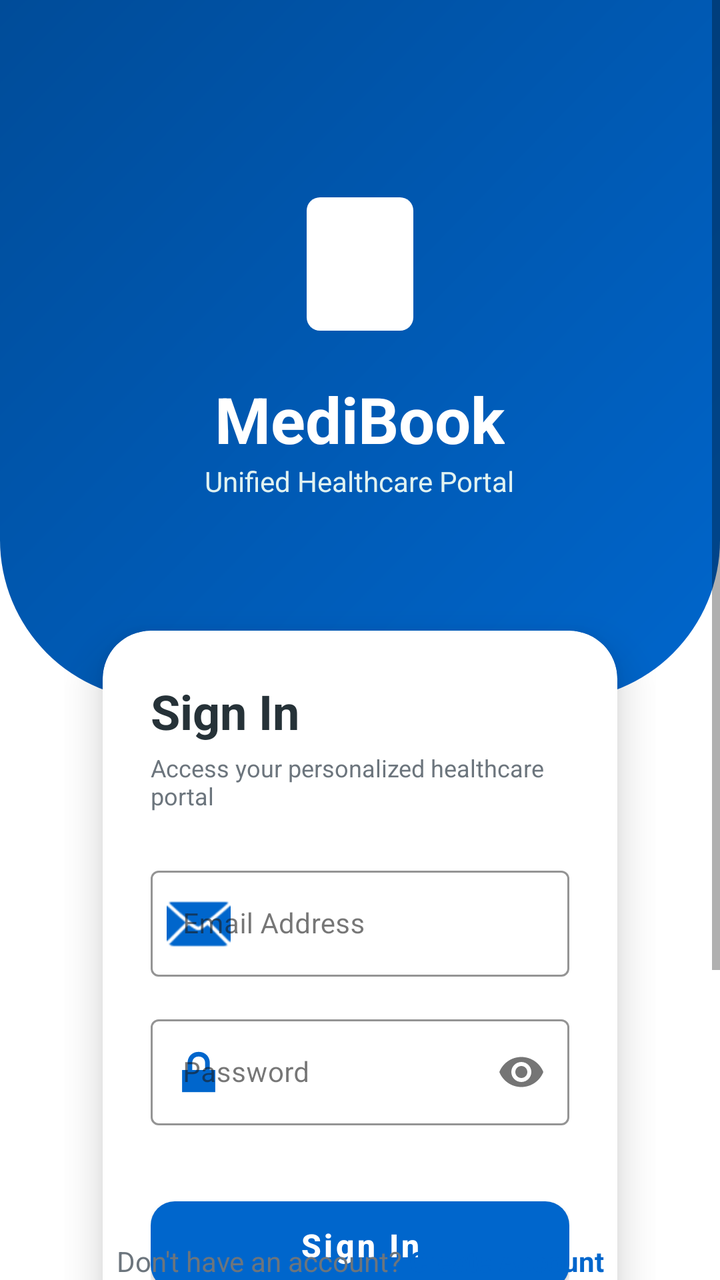
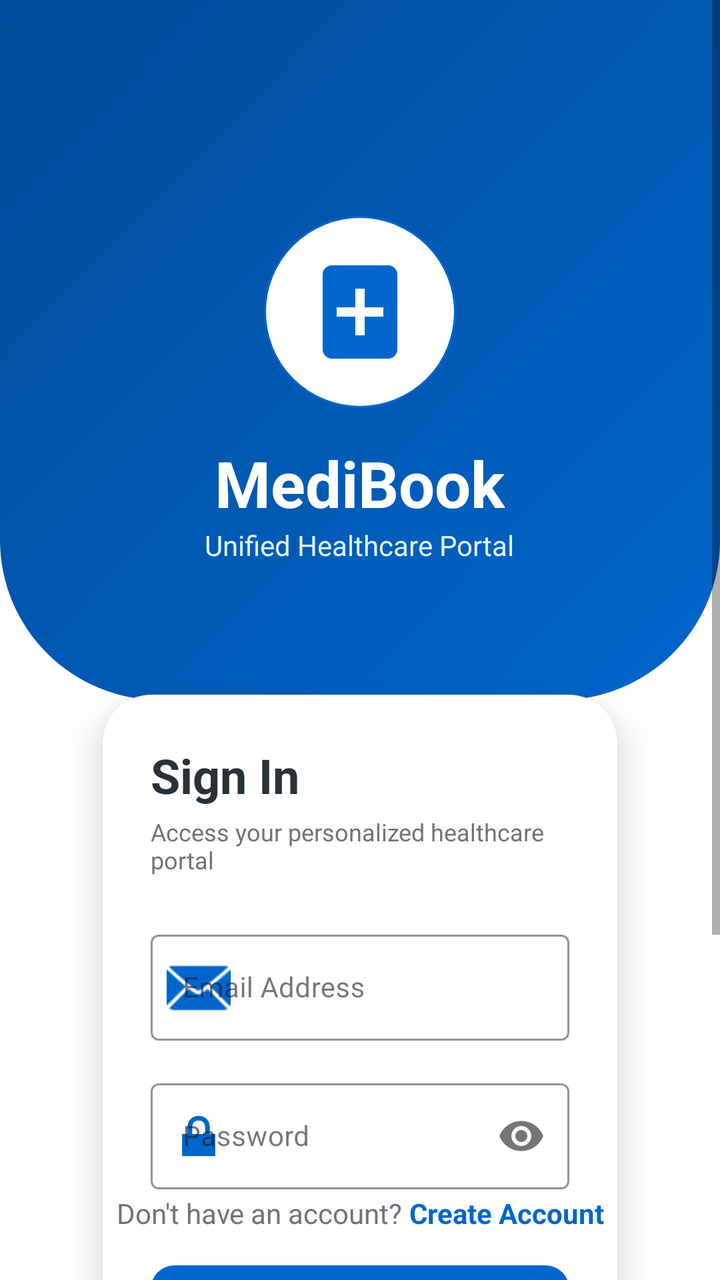

Two renders of the same Android screen: before a commit and after it. Below are the layout's source before the change and the commit's diff.
<!-- AndroidManifest.xml: application theme Theme.MediBook -->
<!-- res/layout/activity_unified_login.xml -->
<?xml version="1.0" encoding="utf-8"?>
<androidx.constraintlayout.widget.ConstraintLayout xmlns:android="http://schemas.android.com/apk/res/android" xmlns:app="http://schemas.android.com/apk/res-auto" xmlns:tools="http://schemas.android.com/tools" android:layout_width="match_parent" android:layout_height="match_parent" android:background="#FFFFFF">

  
  <View android:id="@+id/bg_accent" android:layout_width="match_parent" android:layout_height="350dp" android:background="@drawable/bg_login_header" app:layout_constraintTop_toTopOf="parent" />

  <ScrollView android:layout_width="match_parent" android:layout_height="match_parent" android:fillViewport="true">

    <LinearLayout android:layout_width="match_parent" android:layout_height="wrap_content" android:orientation="vertical" android:padding="32dp">

      <Space android:layout_width="match_parent" android:layout_height="60dp" />

      
      <ImageView android:id="@+id/logo" android:layout_width="80dp" android:layout_height="80dp" android:layout_gravity="center" android:src="@drawable/ic_medical_kit" android:tint="#FFFFFF" app:tint="#FFFFFF" />

      <TextView android:layout_width="wrap_content" android:layout_height="wrap_content" android:layout_gravity="center" android:layout_marginTop="16dp" android:text="MediBook" android:textColor="#FFFFFF" android:textSize="32sp" android:textStyle="bold" />

      <TextView android:layout_width="wrap_content" android:layout_height="wrap_content" android:layout_gravity="center" android:text="Unified Healthcare Portal" android:textColor="#E0F2F1" android:textSize="14sp" />

      
      <androidx.cardview.widget.CardView android:layout_width="match_parent" android:layout_height="wrap_content" android:layout_marginTop="40dp" app:cardCornerRadius="24dp" app:cardElevation="12dp" app:cardUseCompatPadding="true">

        <LinearLayout android:layout_width="match_parent" android:layout_height="wrap_content" android:orientation="vertical" android:padding="24dp">

          <TextView android:layout_width="wrap_content" android:layout_height="wrap_content" android:text="Sign In" android:textColor="#263238" android:textSize="24sp" android:textStyle="bold" />

          <TextView android:layout_width="wrap_content" android:layout_height="wrap_content" android:layout_marginTop="4dp" android:text="Access your personalized healthcare portal" android:textColor="@color/text_secondary" android:textSize="12sp" />

          
          <com.google.android.material.textfield.TextInputLayout style="@style/Widget.MaterialComponents.TextInputLayout.OutlinedBox" android:layout_width="match_parent" android:layout_height="wrap_content" android:layout_marginTop="24dp" android:hint="Email Address" app:boxStrokeColor="@color/primary_blue" app:hintTextColor="@color/primary_blue" app:startIconDrawable="@android:drawable/ic_dialog_email" app:startIconTint="@color/primary_blue">

            <com.google.android.material.textfield.TextInputEditText android:id="@+id/email_edit_text" android:layout_width="match_parent" android:layout_height="wrap_content" android:inputType="textEmailAddress" android:textSize="14sp" />
          </com.google.android.material.textfield.TextInputLayout>

          
          <com.google.android.material.textfield.TextInputLayout style="@style/Widget.MaterialComponents.TextInputLayout.OutlinedBox" android:layout_width="match_parent" android:layout_height="wrap_content" android:layout_marginTop="16dp" android:hint="Password" app:boxStrokeColor="@color/primary_blue" app:hintTextColor="@color/primary_blue" app:passwordToggleEnabled="true" app:startIconDrawable="@android:drawable/ic_lock_lock" app:startIconTint="@color/primary_blue">

            <com.google.android.material.textfield.TextInputEditText android:id="@+id/password_edit_text" android:layout_width="match_parent" android:layout_height="wrap_content" android:inputType="textPassword" android:textSize="14sp" />
          </com.google.android.material.textfield.TextInputLayout>

          
          <com.google.android.material.button.MaterialButton android:id="@+id/login_button" android:layout_width="match_parent" android:layout_height="56dp" android:layout_marginTop="32dp" android:text="Sign In" android:textAllCaps="false" android:textSize="16sp" android:textStyle="bold" app:backgroundTint="@color/primary_blue" app:cornerRadius="12dp" android:textColor="@color/white" />

          
          <LinearLayout android:layout_width="match_parent" android:layout_height="wrap_content" android:layout_marginTop="20dp" android:gravity="center" android:orientation="horizontal">

            <View android:layout_width="0dp" android:layout_height="1dp" android:layout_weight="1" android:background="#ECEFF1" />

            <TextView android:layout_width="wrap_content" android:layout_height="wrap_content" android:layout_marginStart="16dp" android:layout_marginEnd="16dp" android:text="OR" android:textColor="#B0BEC5" android:textSize="12sp" />

            <View android:layout_width="0dp" android:layout_height="1dp" android:layout_weight="1" android:background="#ECEFF1" />
          </LinearLayout>

          
          <com.google.android.material.button.MaterialButton android:id="@+id/google_login_button" style="@style/Widget.MaterialComponents.Button.OutlinedButton" android:layout_width="match_parent" android:layout_height="56dp" android:layout_marginTop="20dp" android:text="Continue with Google" android:textAllCaps="false" android:textColor="#455A64" app:cornerRadius="12dp" app:icon="@drawable/ic_google" app:iconGravity="textStart" app:iconTint="@null" app:strokeColor="#ECEFF1" />

        </LinearLayout>
      </androidx.cardview.widget.CardView>

    </LinearLayout>
  </ScrollView>

  
  <LinearLayout android:layout_width="wrap_content" android:layout_height="wrap_content" android:layout_gravity="center" android:layout_marginTop="24dp" android:orientation="horizontal" android:gravity="center" app:layout_constraintBottom_toBottomOf="parent" app:layout_constraintStart_toStartOf="parent" app:layout_constraintEnd_toEndOf="parent">

    <TextView android:layout_width="wrap_content" android:layout_height="wrap_content" android:text="Don't have an account? " android:textColor="@color/text_secondary" android:textSize="14sp" />

    <TextView android:id="@+id/signup_redirect" android:layout_width="wrap_content" android:layout_height="wrap_content" android:text="Create Account" android:textColor="@color/primary_blue" android:textSize="14sp" android:textStyle="bold" />
  </LinearLayout>

  
  <FrameLayout android:id="@+id/progress_overlay" android:layout_width="match_parent" android:layout_height="match_parent" android:background="#80FFFFFF" android:clickable="true" android:focusable="true" android:visibility="gone" app:layout_constraintBottom_toBottomOf="parent" app:layout_constraintEnd_toEndOf="parent" app:layout_constraintStart_toStartOf="parent" app:layout_constraintTop_toTopOf="parent">

    <ProgressBar android:layout_width="wrap_content" android:layout_height="wrap_content" android:layout_gravity="center" android:indeterminateTint="#10B981" />
  </FrameLayout>

</androidx.constraintlayout.widget.ConstraintLayout>
<!-- resources referenced by this layout -->
<resources>
  <color name="primary_blue">#0066CC</color>
  <color name="text_secondary">#6C757D</color>
  <color name="white">#FFFFFFFF</color>
  <!-- drawable bg_login_header (drawable) -->
  <?xml version="1.0" encoding="utf-8"?>
  <shape xmlns:android="http://schemas.android.com/apk/res/android" android:shape="rectangle">
    <gradient android:angle="135" android:endColor="@color/primary_dark" android:startColor="@color/primary_blue" android:type="linear" />
    <corners android:bottomLeftRadius="80dp" android:bottomRightRadius="80dp" />
  </shape>
  <!-- drawable ic_google (drawable) -->
  <vector xmlns:android="http://schemas.android.com/apk/res/android"
      android:width="24dp"
      android:height="24dp"
      android:viewportWidth="24"
      android:viewportHeight="24">
      <path
          android:fillColor="#4285F4"
          android:pathData="M22.56,12.25c0,-0.78 -0.07,-1.53 -0.2,-2.25H12v4.26h5.92c-0.26,1.37 -1.04,2.53 -2.21,3.31v2.77h3.57c2.08,-1.92 3.28,-4.74 3.28,-8.09z"/>
      <path
          android:fillColor="#34A853"
          android:pathData="M12,23c2.97,0 5.46,-0.98 7.28,-2.66l-3.57,-2.77c-0.98,0.66 -2.23,1.06 -3.71,1.06 -2.86,0 -5.29,-1.93 -6.16,-4.53H2.18v2.84C3.99,20.53 7.7,23 12,23z"/>
      <path
          android:fillColor="#FBBC05"
          android:pathData="M5.84,14.09c-0.22,-0.66 -0.35,-1.36 -0.35,-2.09s0.13,-1.43 0.35,-2.09V7.07H2.18C1.43,8.55 1,10.22 1,12s0.43,3.45 1.18,4.93l2.85,-2.22 0.81,-0.62z"/>
      <path
          android:fillColor="#EA4335"
          android:pathData="M12,5.38c1.62,0 3.06,0.56 4.21,1.64l3.15,-3.15C17.45,2.09 14.97,1 12,1 7.7,1 3.99,3.47 2.18,7.07l3.66,2.84c0.87,-2.6 3.3,-4.53 6.16,-4.53z"/>
  </vector>
  <!-- drawable ic_medical_kit (drawable) -->
  <vector xmlns:android="http://schemas.android.com/apk/res/android"
      android:width="120dp"
      android:height="120dp"
      android:viewportWidth="24"
      android:viewportHeight="24">
      
      
      <path
          android:fillColor="#0066CC"
          android:pathData="M6,2L18,2A2,2 0,0 1,20 4L20,20A2,2 0,0 1,18 22L6,22A2,2 0,0 1,4 20L4,4A2,2 0,0 1,6 2z"/>
      
      
      <path
          android:fillColor="#FFFFFF"
          android:pathData="M11,7h2v4h4v2h-4v4h-2v-4H7v-2h4z"/>
      
      
      <path
          android:fillColor="#0066CC"
          android:pathData="M9,2h6v2h-6z"/>
  </vector>
  <style name="Theme.MediBook" parent="Theme.MaterialComponents.Light.NoActionBar">
          
          <item name="colorPrimary">@color/primary_blue</item>
          <item name="colorPrimaryVariant">@color/primary_dark</item>
          <item name="colorOnPrimary">@color/white</item>
          
          
          <item name="colorSecondary">@color/teal_200</item>
          <item name="colorSecondaryVariant">@color/teal_700</item>
          <item name="colorOnSecondary">@color/black</item>
          
          
          <item name="android:statusBarColor">@color/primary_dark</item>
          <item name="android:windowLightStatusBar" tools:targetApi="m">true</item>
          
          
          <item name="android:windowBackground">@color/background_light</item>
          <item name="colorSurface">@color/surface</item>
          <item name="colorOnSurface">@color/text_dark</item>
      </style>
  <color name="primary_dark">#004C99</color>
  <color name="teal_200">#FF03DAC5</color>
  <color name="teal_700">#FF018786</color>
  <color name="black">#FF000000</color>
  <color name="background_light">#F8F9FA</color>
  <color name="surface">#FFFFFF</color>
  <color name="text_dark">#1A1A1A</color>
</resources>

<!-- the commit's change to res/layout/activity_unified_login.xml (unified diff, before → after) -->
@@ -11,7 +11,16 @@
       <Space android:layout_width="match_parent" android:layout_height="60dp" />
 
       
-      <ImageView android:id="@+id/logo" android:layout_width="80dp" android:layout_height="80dp" android:layout_gravity="center" android:src="@drawable/ic_medical_kit" android:tint="#FFFFFF" app:tint="#FFFFFF" />
+      <ImageView
+          android:id="@+id/logo"
+          android:layout_width="96dp"
+          android:layout_height="96dp"
+          android:layout_gravity="center"
+          android:layout_marginTop="16dp"
+          android:padding="20dp"
+          android:background="@drawable/bg_logo_circle"
+          android:contentDescription="@string/login_logo_description"
+          android:src="@drawable/ic_medical_kit" />
 
       <TextView android:layout_width="wrap_content" android:layout_height="wrap_content" android:layout_gravity="center" android:layout_marginTop="16dp" android:text="MediBook" android:textColor="#FFFFFF" android:textSize="32sp" android:textStyle="bold" />
 
@@ -61,7 +70,7 @@
   </ScrollView>
 
   
-  <LinearLayout android:layout_width="wrap_content" android:layout_height="wrap_content" android:layout_gravity="center" android:layout_marginTop="24dp" android:orientation="horizontal" android:gravity="center" app:layout_constraintBottom_toBottomOf="parent" app:layout_constraintStart_toStartOf="parent" app:layout_constraintEnd_toEndOf="parent">
+  <LinearLayout android:layout_width="wrap_content" android:layout_height="wrap_content" android:layout_gravity="center" android:layout_marginBottom="24dp" android:orientation="horizontal" android:gravity="center" app:layout_constraintBottom_toBottomOf="parent" app:layout_constraintStart_toStartOf="parent" app:layout_constraintEnd_toEndOf="parent">
 
     <TextView android:layout_width="wrap_content" android:layout_height="wrap_content" android:text="Don't have an account? " android:textColor="@color/text_secondary" android:textSize="14sp" />
 
@@ -71,7 +80,7 @@
   
   <FrameLayout android:id="@+id/progress_overlay" android:layout_width="match_parent" android:layout_height="match_parent" android:background="#80FFFFFF" android:clickable="true" android:focusable="true" android:visibility="gone" app:layout_constraintBottom_toBottomOf="parent" app:layout_constraintEnd_toEndOf="parent" app:layout_constraintStart_toStartOf="parent" app:layout_constraintTop_toTopOf="parent">
 
-    <ProgressBar android:layout_width="wrap_content" android:layout_height="wrap_content" android:layout_gravity="center" android:indeterminateTint="#10B981" />
+    <ProgressBar android:layout_width="wrap_content" android:layout_height="wrap_content" android:layout_gravity="center" android:indeterminateTint="@color/primary_blue" />
   </FrameLayout>
 
 </androidx.constraintlayout.widget.ConstraintLayout>
<!-- resource entries referenced after the edit -->
@@ -8,6 +8,15 @@
   <shape xmlns:android="http://schemas.android.com/apk/res/android" android:shape="rectangle">
     <gradient android:angle="135" android:endColor="@color/primary_dark" android:startColor="@color/primary_blue" android:type="linear" />
     <corners android:bottomLeftRadius="80dp" android:bottomRightRadius="80dp" />
+  </shape>
+  <!-- drawable bg_logo_circle (drawable) -->
+  <?xml version="1.0" encoding="utf-8"?>
+  <shape xmlns:android="http://schemas.android.com/apk/res/android"
+      android:shape="oval">
+      <solid android:color="@color/white" />
+      <size android:width="96dp" android:height="96dp" />
+      <corners android:radius="48dp" />
+      <stroke android:width="1dp" android:color="@color/primary_blue" />
   </shape>
   <!-- drawable ic_google (drawable) -->
   <vector xmlns:android="http://schemas.android.com/apk/res/android"
@@ -50,6 +59,7 @@
           android:fillColor="#0066CC"
           android:pathData="M9,2h6v2h-6z"/>
   </vector>
+  <string name="login_logo_description">MediBook medical kit logo</string>
   <style name="Theme.MediBook" parent="Theme.MaterialComponents.Light.NoActionBar">
           
           <item name="colorPrimary">@color/primary_blue</item>
